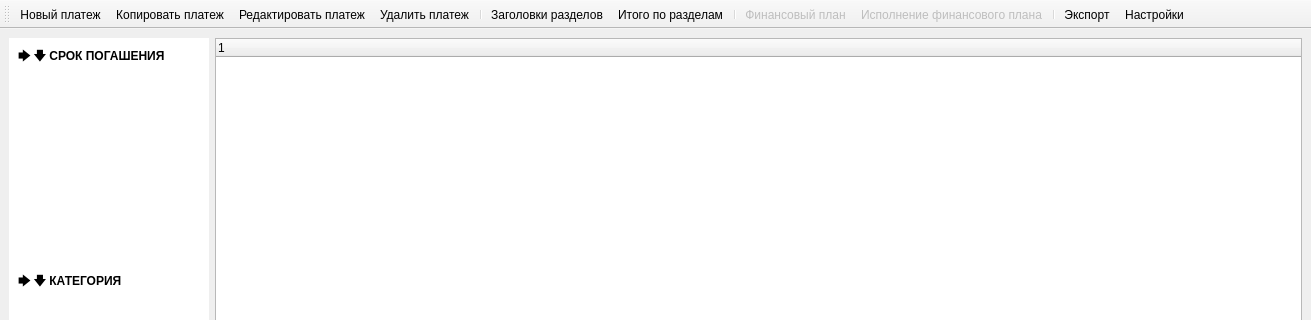
Above: designer/ui/mainwindow.ui from Aleee/FinanceCalender before the change; both pictures show x 0 to 1311 and y 0 to 320 of the 1311 by 752 pixel window. Below: the same form after it.
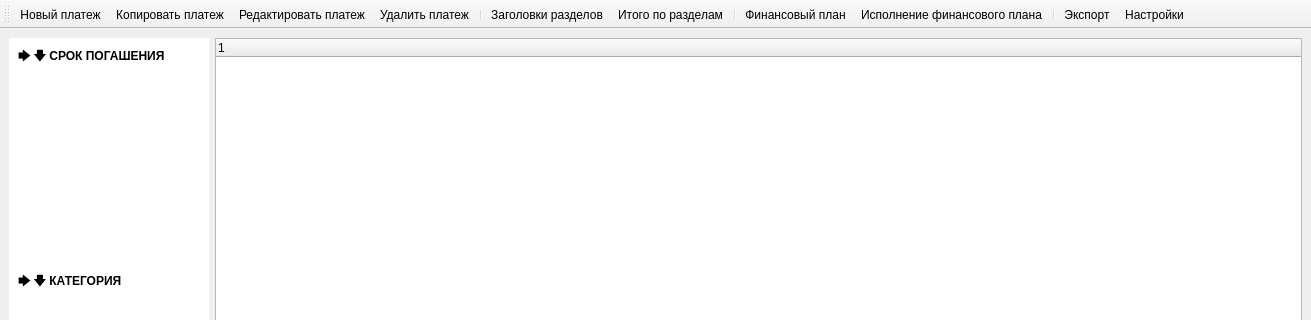
That is the form after the change. Icons and pictures are not drawn. Custom widgets are drawn as their Qt base class.

Patch:
```diff
--- a/designer/ui/mainwindow.ui
+++ b/designer/ui/mainwindow.ui
@@ -887,7 +887,7 @@
   </action>
   <action name="act_finplan">
    <property name="enabled">
-    <bool>false</bool>
+    <bool>true</bool>
    </property>
    <property name="icon">
     <iconset resource="../../resources.qrc">
@@ -905,7 +905,7 @@
   </action>
   <action name="act_fulfillment">
    <property name="enabled">
-    <bool>false</bool>
+    <bool>true</bool>
    </property>
    <property name="icon">
     <iconset resource="../../resources.qrc">
```
